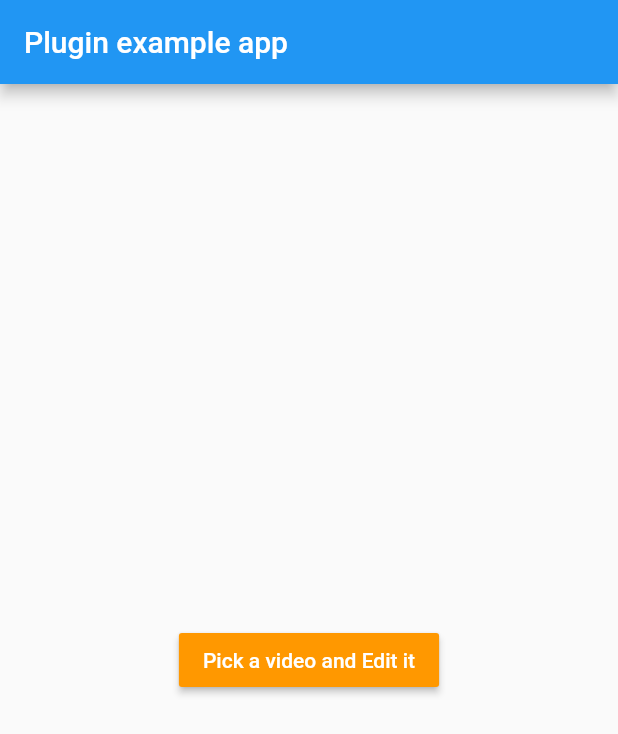
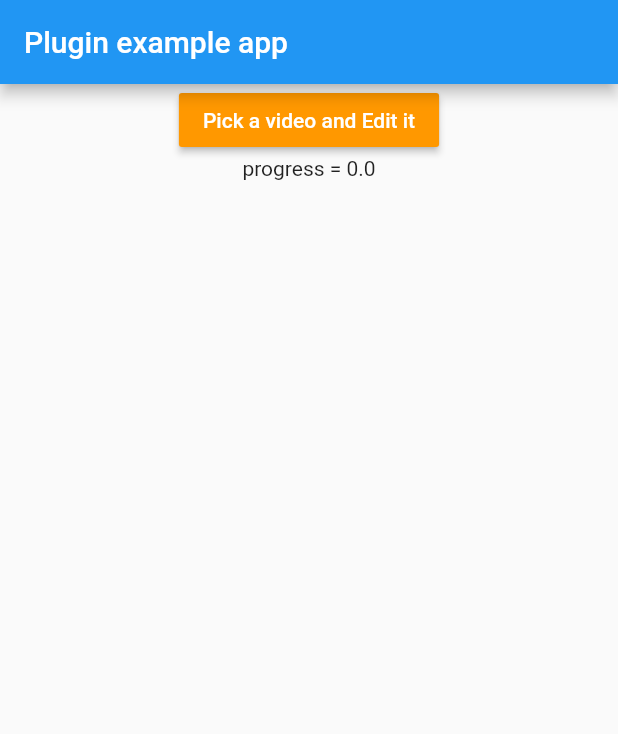
Before and after one commit to anharu2394/tapioca, a Flutter app: the screen it shows after launch, after a tap on "Pick a video and Edit it", on a phone screen of 412 x 824 dp. Shown: the top 734 px of the screen. Run offline on Flutter 3.47's test engine with Material 2 defaults, Android fonts, the phone set to English and light mode, and no system bars; our stand-ins replace gallery_saver, image_picker, video_player; network calls fail.

Commit message:
Change: Update example app

```diff
--- a/example/lib/main.dart
+++ b/example/lib/main.dart
@@ -74,7 +74,10 @@ class _MyAppState extends State<MyApp> {
           title: const Text('Plugin example app'),
         ),
         body: Center(
-            child: isLoading ? CircularProgressIndicator() : RaisedButton(
+          child: Column(children: [
+            isLoading
+                ? CircularProgressIndicator()
+                : RaisedButton(
                     child: Text("Pick a video and Edit it"),
                     color: Colors.orange,
                     textColor: Colors.white,
@@ -90,20 +93,27 @@ class _MyAppState extends State<MyApp> {
                               .asUint8List();
                       try {
                         final tapiocaBalls = [
-                TapiocaBall.filter(Filters.pink),
-                TapiocaBall.imageOverlay(imageBitmap, 300, 300),
-                TapiocaBall.textOverlay(
-                    "text", 100, 10, 100, Color(0xffffc0cb)),
+                          TapiocaBall.filterFromColor(Colors.pink),
                         ];
                         if (_video != null) {
                           final cup = Cup(Content(_video.path), tapiocaBalls);
+                          _eventChannel.receiveBroadcastStream().listen(
+                              (dynamic event) {
+                            print('Received event: $event');
+                            setState(() {
+                              progress = event;
+                            });
+                          }, onError: (dynamic error) {
+                            print('Received error: ${error.message}');
+                          }, cancelOnError: true);
                           cup.suckUp(path).then((_) async {
                             print("finished");
                             GallerySaver.saveVideo(path).then((bool success) {
                               print(success.toString());
                             });
                             navigatorKey.currentState.push(
-                    MaterialPageRoute(builder: (context) => VideoScreen(path)),
+                              MaterialPageRoute(
+                                  builder: (context) => VideoScreen(path)),
                             );
                             setState(() {
                               isLoading = false;
@@ -116,7 +126,10 @@ class _MyAppState extends State<MyApp> {
                         print("error!!!!");
                       }
                     },
-        )),
+                  ),
+            Text("progress = $progress"),
+          ]),
+        ),
       ),
     );
   }
```
Lines whose indentation alone changed are shown as unchanged.
